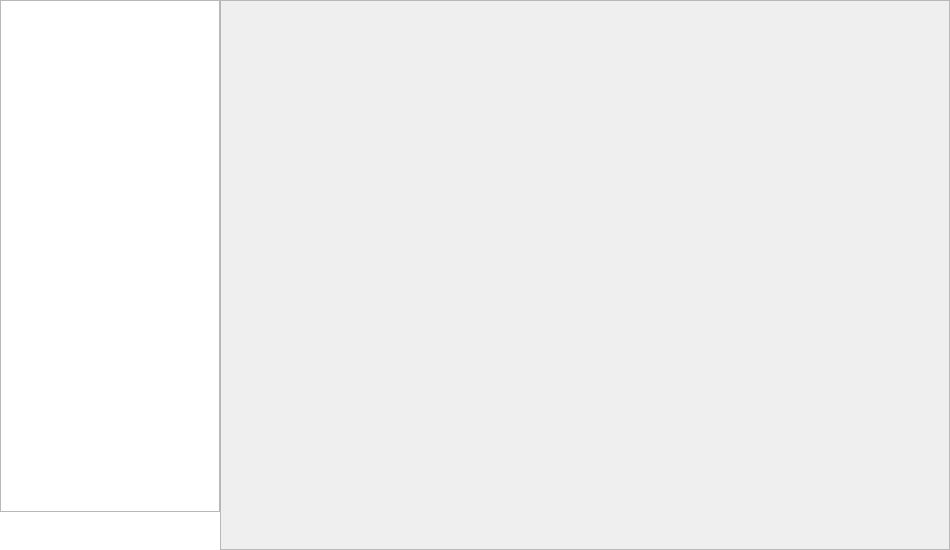
This is openfreebuds_qt/designer/main_window.ui in melianmiko/OpenFreebuds as Qt 5 draws it before an edit. The edited form follows.
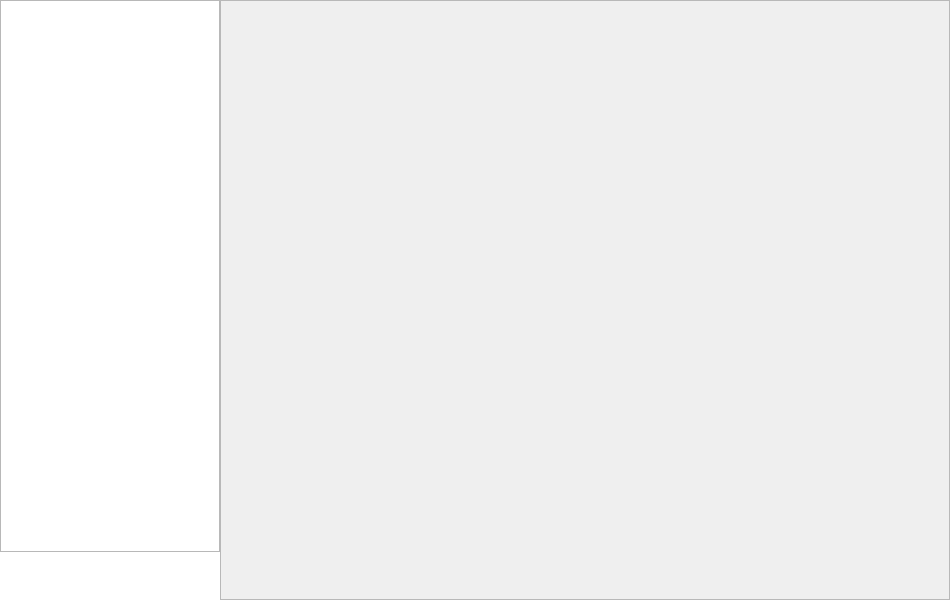
This is the edited form.

Patch:
```diff
--- a/openfreebuds_qt/designer/main_window.ui
+++ b/openfreebuds_qt/designer/main_window.ui
@@ -7,7 +7,7 @@
     <x>0</x>
     <y>0</y>
     <width>950</width>
-    <height>550</height>
+    <height>600</height>
    </rect>
   </property>
   <property name="sizePolicy">
@@ -104,7 +104,7 @@
             <x>0</x>
             <y>0</y>
             <width>218</width>
-            <height>507</height>
+            <height>550</height>
            </rect>
           </property>
           <property name="autoFillBackground">
@@ -118,7 +118,7 @@
          <property name="minimumSize">
           <size>
            <width>0</width>
-           <height>30</height>
+           <height>0</height>
           </size>
          </property>
          <layout class="QHBoxLayout" name="horizontalLayout_2">
@@ -139,6 +139,18 @@
           </property>
           <item>
            <widget class="QPushButton" name="extra_options_button">
+            <property name="minimumSize">
+             <size>
+              <width>0</width>
+              <height>32</height>
+             </size>
+            </property>
+            <property name="maximumSize">
+             <size>
+              <width>16777215</width>
+              <height>32</height>
+             </size>
+            </property>
             <property name="styleSheet">
              <string notr="true"> QPushButton::menu-indicator{width:0px;}</string>
             </property>
@@ -192,7 +204,7 @@
          <x>0</x>
          <y>0</y>
          <width>728</width>
-         <height>548</height>
+         <height>598</height>
         </rect>
        </property>
        <property name="sizePolicy">
```
